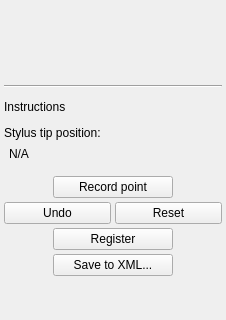
First picture: the form in PlusApp/fCal/Toolboxes/PhantomRegistrationToolbox.ui, repository PlusToolkit/PlusApp, before the edit; both pictures show x 0 to 226 and y 283 to 603 of the 226 by 603 pixel window.
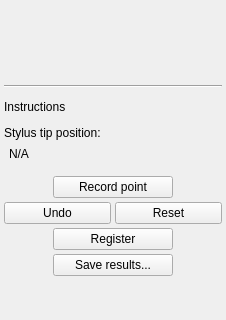
Second picture: the form after the edit. Icons and pictures are not drawn. Custom widgets are drawn as their Qt base class.

Commit message: Device set selector does not display old-style (separate) config files; Re #209 Detecting results in session configuration data fixed; Saving results changed (default file name offered but can be changed)

What changed in the file:
```diff
--- a/PlusApp/fCal/Toolboxes/PhantomRegistrationToolbox.ui
+++ b/PlusApp/fCal/Toolboxes/PhantomRegistrationToolbox.ui
@@ -392,7 +392,7 @@
         </size>
        </property>
        <property name="text">
-        <string>Save to XML...</string>
+        <string>Save results...</string>
        </property>
       </widget>
      </item>
```
The commit also changes 6 other files.
